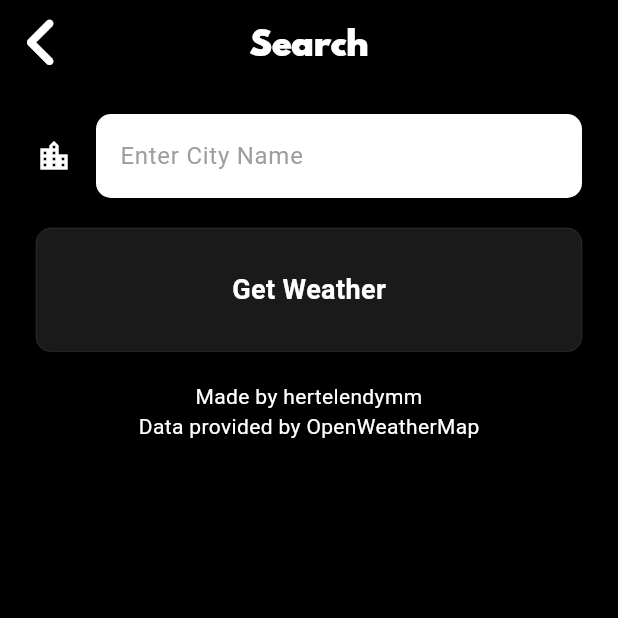
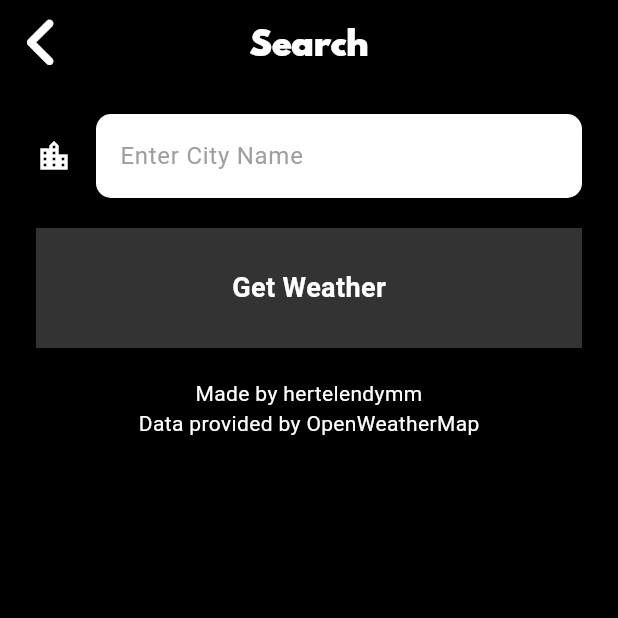
Before and after one commit to hertelendymm/cloudy-app, a Flutter app: the SearchPage screen opened directly, on a phone screen of 412 x 824 dp, the top half of it. Run offline on Flutter 3.47's test engine with Material 3 defaults, Android fonts, the phone set to English and light mode, and no system bars; our stand-ins replace font_awesome_flutter, geolocator; network calls fail.

Commit message:
UI rework

```diff
--- a/lib/pages/search_page.dart
+++ b/lib/pages/search_page.dart
@@ -44,7 +44,8 @@ class _SearchPageState extends State<SearchPage> {
                         })),
                 ButtonRounded(
                     text: 'Get Weather',
-                    isNightMode: true,
+                    backgroundColor: Colors.white.withOpacity(0.2),
+                    // isNightMode: true,
                     function: () {
                       print('Close Serach Page');
                       Navigator.pop(context, cityName);
--- a/lib/widgets/button_rounded.dart
+++ b/lib/widgets/button_rounded.dart
@@ -2,16 +2,20 @@ import 'package:flutter/material.dart';
 
 class ButtonRounded extends StatelessWidget {
   ButtonRounded({
-    required this.isNightMode,
+    // required this.isNightMode,
     required this.function,
     required this.text,
-    this.isActive = false,
+    this.textColor = Colors.white,
+    this.backgroundColor = Colors.black,
+    // this.isActive = false,
   });
 
-  final bool isNightMode;
+  // final bool isNightMode;
   final Function function;
   final String text;
-  final bool isActive;
+  final Color textColor;
+  final Color backgroundColor;
+  // final bool isActive;
 
   @override
   Widget build(BuildContext context) {
@@ -19,30 +23,32 @@ class ButtonRounded extends StatelessWidget {
       onTap: ()=> function(),
       child: Container(
         width: MediaQuery.of(context).size.width,
-        height: MediaQuery.of(context).size.height * 0.1,
-        decoration: BoxDecoration(
-            color: isNightMode
-                ? Colors.white.withOpacity(0.1)
-                : Colors.black.withOpacity(0.1),
-            borderRadius: BorderRadius.circular(10.0),
-            border: isActive
-                ? Border.all(
-              // width: isActive ? 5.0 : 0.0,
-              width: 5.0,
-              color: isNightMode
-                  ? Colors.white.withOpacity(0.2)
-                  : Colors.black.withOpacity(0.2),
-            )
-                : Border.all(
-              width: 0.0,
-              color: isNightMode
-                  ? Colors.white.withOpacity(0.1)
-                  : Colors.black.withOpacity(0.1),
-            )),
+        height: 80.0,
+        color: backgroundColor,
+        // height: MediaQuery.of(context).size.height * 0.1,
+        // decoration: BoxDecoration(
+        //     color: isNightMode
+        //         ? Colors.white.withOpacity(0.1)
+        //         : Colors.black.withOpacity(0.1),
+        //     borderRadius: BorderRadius.circular(10.0),
+        //     border: isActive
+        //         ? Border.all(
+        //       // width: isActive ? 5.0 : 0.0,
+        //       width: 5.0,
+        //       color: isNightMode
+        //           ? Colors.white.withOpacity(0.2)
+        //           : Colors.black.withOpacity(0.2),
+        //     )
+        //         : Border.all(
+        //       width: 0.0,
+        //       color: isNightMode
+        //           ? Colors.white.withOpacity(0.1)
+        //           : Colors.black.withOpacity(0.1),
+        //     )),
         child: Center(
           child: Text(text,
               style: TextStyle(
-                color: isNightMode ? Colors.white : Colors.black,
+                color: textColor,
                 fontSize: 18.0,
                 fontWeight: FontWeight.bold,
               )),
```
Also changed, not shown: lib/main.dart (+23 -3 lines), lib/pages/forecast_page.dart (+6 -4 lines).
